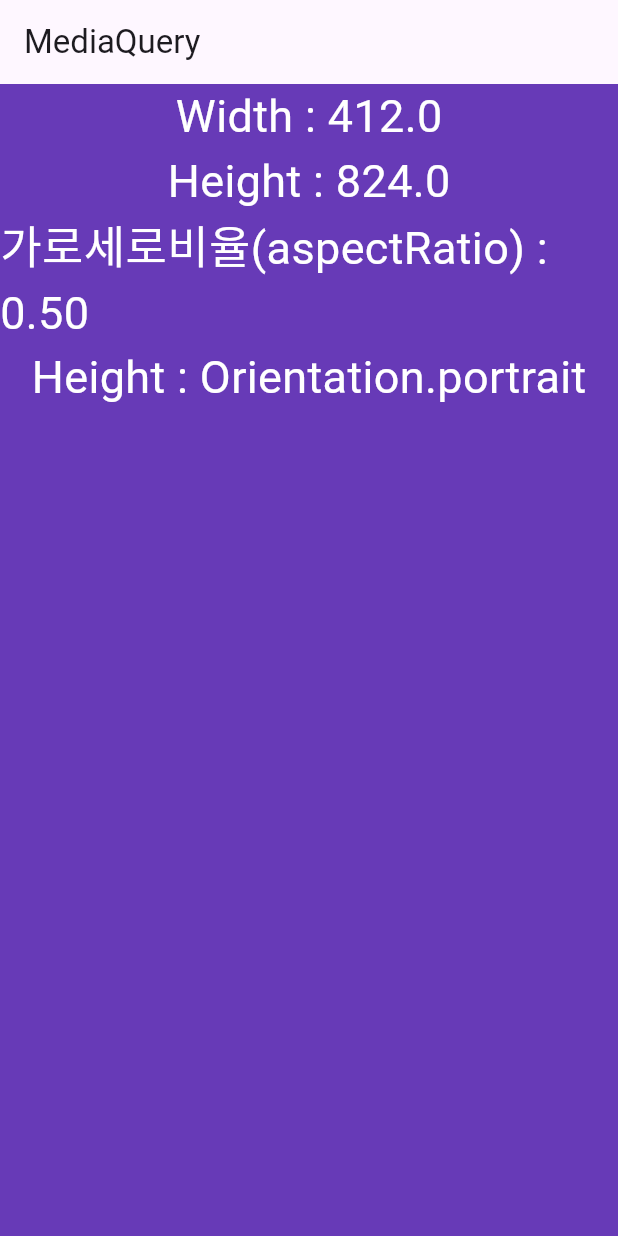
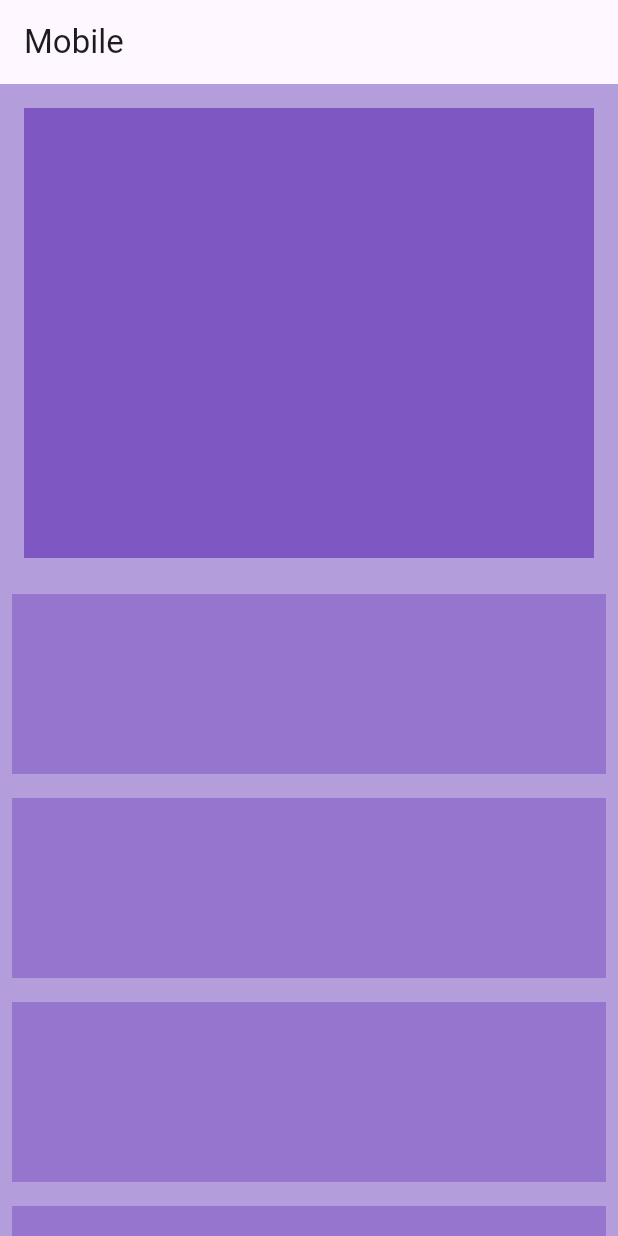
Before and after one commit to mesoftkor/flutter_ui_study, a Flutter app: the screen it shows after launch, on a phone screen of 412 x 824 dp. Run offline on Flutter 3.47's test engine with Material 3 defaults, Android fonts, the phone set to English and light mode, and no system bars; our stand-ins replace like_button.

Commit message:
- Study 2024-04-23   - ResponsiveLayout 연습

```diff
--- a/lib/listview_20240421/main.dart
+++ b/lib/listview_20240421/main.dart
@@ -1,6 +1,5 @@
 import 'package:flutter/material.dart';
-import 'package:flutter_ui_study/listview_20240421/animal_page.dart';
-import 'model.dart';
+import 'package:flutter_ui_study/mypage.dart';
 
 void main() {
   runApp(const MyApp());
@@ -11,82 +10,9 @@ class MyApp extends StatelessWidget {
 
   @override
   Widget build(BuildContext context) {
-    return const MaterialApp(
+    return MaterialApp(
+      theme: ThemeData(primarySwatch: Colors.deepPurple),
       home: MyPage(),
     );
   }
 }
-
-//상태가 변경되어야 하므로 StatefulWidget 으로 생성
-class MyPage extends StatefulWidget {
-  const MyPage({super.key});
-
-  @override
-  State<MyPage> createState() => _MyPageState();
-}
-
-class _MyPageState extends State<MyPage> {
-  static List<String> animalName = [
-    'Bear',
-    'Camel',
-    'Deer',
-    'Fox',
-    'Kangaroo',
-    'Koala',
-    'Lion',
-    'Tiger'
-  ];
-
-  static List<String> animalImagePath = [
-    'image/bear.png',
-    'image/camel.png',
-    'image/deer.png',
-    'image/fox.png',
-    'image/kangaroo.png',
-    'image/koala.png',
-    'image/lion.png',
-    'image/tiger.png'
-  ];
-
-  static List<String> animalLocation = [
-    'forest and mountain',
-    'dessert',
-    'forest',
-    'snow mountain',
-    'Australia',
-    'Australia',
-    'Africa',
-    'Korea'
-  ];
-
-  //List들로 새로운 List를 생성시킴
-  final List<Animal> animalData = List.generate(
-      animalLocation.length,
-      (index) => Animal(
-          animalName[index], animalLocation[index], animalImagePath[index]));
-  @override
-  Widget build(BuildContext context) {
-    return Scaffold(
-        appBar: AppBar(title: const Text('Listview')),
-        body: ListView.builder(
-            itemCount: animalData.length,
-            itemBuilder: (context, index) {
-              return Card(
-                child: ListTile(
-                  title: Text(animalData[index].name),
-                  leading: SizedBox(
-                      width: 50,
-                      height: 50,
-                      child: Image.asset(animalData[index].imgPath)),
-                  onTap: () {
-                    //클릭시 AnimalPage 페이지로 이동 하고 인자값으로 선택한 animalData[index] 객체를 넘긴다.
-                    Navigator.of(context).push(MaterialPageRoute(
-                        builder: (context) =>
-                            AnimalPage(animal: animalData[index])));
-                    //debugPrint(animalData[index].name); Console에 표시
-                  },
-                ),
-              );
-            }));
-  }
-}
--- a/lib/mypage.dart
+++ b/lib/mypage.dart
@@ -1,7 +1,10 @@
 import 'package:flutter/material.dart';
+import 'package:flutter_ui_study/responsive/responsive_layout.dart';
+import 'package:flutter_ui_study/responsive/mobile_body.dart';
+import 'package:flutter_ui_study/responsive/desktop_body.dart';
 
 class MyPage extends StatefulWidget {
-  const MyPage({super.key});
+  const MyPage({Key? key}) : super(key: key);
 
   @override
   State<MyPage> createState() => _MyPageState();
@@ -11,23 +14,10 @@ class _MyPageState extends State<MyPage> {
   @override
   Widget build(BuildContext context) {
     return Scaffold(
-        backgroundColor: Colors.deepPurple,
-        appBar: AppBar(
-          title: const Text('MediaQuery'),
-        ),
-        body: Center(
-          child: Column(
-            children: [
-              Text('Width : ' + MediaQuery.of(context).size.width.toString()),
-              Text('Height : ' + MediaQuery.of(context).size.height.toString()),
-              //MediaQuery.of(context).size.aspectRatio.toString()로 표시하면 소수점 이하 16자까지 표시됨
-              //toStringAsFixed(2) 소수점 2자리까지만 표시함.
-              Text('가로세로비율(aspectRatio) : ' +
-                  MediaQuery.of(context).size.aspectRatio.toStringAsFixed(2)),
-              //가로 / 세로 상태 구분
-              Text('Height : ' + MediaQuery.of(context).orientation.toString()),
-            ],
-          ),
-        ));
+      body: ResponsiveLayout(
+        mobileBody: MobileBody(),
+        desktopBody: DesktopBody(),
+      ),
+    );
   }
 }
--- /dev/null
+++ b/lib/responsive/mobile_body.dart
@@ -0,0 +1,40 @@
+import 'package:flutter/material.dart';
+
+class MobileBody extends StatelessWidget {
+  const MobileBody({Key? key}) : super(key: key);
+
+  @override
+  Widget build(BuildContext context) {
+    return Scaffold(
+      appBar: AppBar(
+        title: Text('Mobile'),
+      ),
+      backgroundColor: Colors.deepPurple[200],
+      body: Column(
+        children: [
+          Padding(
+            padding: const EdgeInsets.all(16.0),
+            child: Container(
+              height: 300,
+              color: Colors.deepPurple[400],
+            ),
+          ),
+          Expanded(
+            child: ListView.builder(
+              itemCount: 10,
+              itemBuilder: (context, index) {
+                return Padding(
+                  padding: const EdgeInsets.all(8.0),
+                  child: Container(
+                    color: Colors.deepPurple[300],
+                    height: 120,
+                  ),
+                );
+              },
+            ),
+          ),
+        ],
+      ),
+    );
+  }
+}
--- /dev/null
+++ b/lib/responsive/responsive_layout.dart
@@ -0,0 +1,21 @@
+import 'package:flutter/material.dart';
+
+class ResponsiveLayout extends StatelessWidget {
+  const ResponsiveLayout(
+      {Key? key, required this.mobileBody, required this.desktopBody})
+      : super(key: key);
+
+  final Widget mobileBody;
+  final Widget desktopBody;
+
+  @override
+  Widget build(BuildContext context) {
+    return LayoutBuilder(builder: (context, constraints) {
+      if (constraints.maxWidth < 800) {
+        return mobileBody;
+      } else {
+        return desktopBody;
+      }
+    });
+  }
+}
```
Also changed, not shown: lib/responsive/desktop_body.dart (added, +64 -0 lines).
